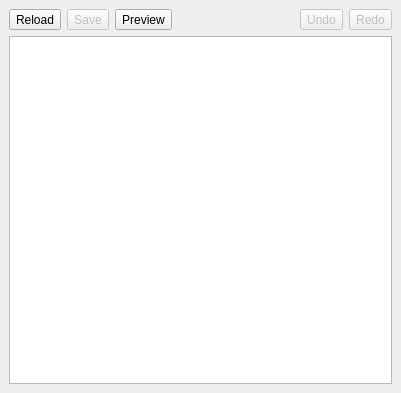
cricobs/calibre_highway, file calibre/gui2/viewer/qdockwidget/qdockwidgetSynopsis.ui: the form before one commit.
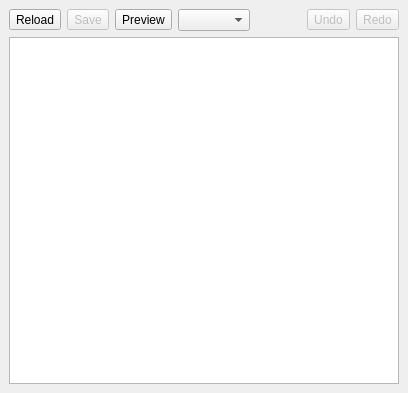
The form after the commit. Custom widgets are drawn as their Qt base class.

Commit message: synopsis edit insert format

Diff of the .ui file:
```diff
--- a/calibre/gui2/viewer/qdockwidget/qdockwidgetSynopsis.ui
+++ b/calibre/gui2/viewer/qdockwidget/qdockwidgetSynopsis.ui
@@ -6,7 +6,7 @@
    <rect>
     <x>0</x>
     <y>0</y>
-    <width>401</width>
+    <width>408</width>
     <height>393</height>
    </rect>
   </property>
@@ -60,6 +60,9 @@
             </property>
            </widget>
           </item>
+          <item>
+           <widget class="QcomboboxMarkdown" name="qcomboboxMarkdown"/>
+          </item>
           <item>
            <spacer name="horizontalSpacer">
             <property name="orientation">
@@ -138,6 +141,11 @@
    <extends>QPlainTextEdit</extends>
    <header>calibre.gui2.viewer.qplaintextEdit.qplaintexteditSynopsis</header>
   </customwidget>
+  <customwidget>
+   <class>QcomboboxMarkdown</class>
+   <extends>QComboBox</extends>
+   <header>calibre.gui2.viewer.qcombobox.qcomboboxMarkdown</header>
+  </customwidget>
  </customwidgets>
  <resources/>
  <connections/>
```
The commit also changes 8 other files.
